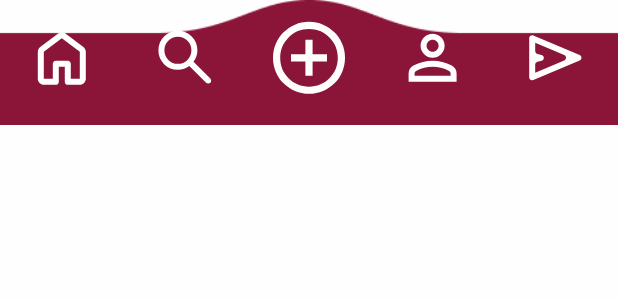
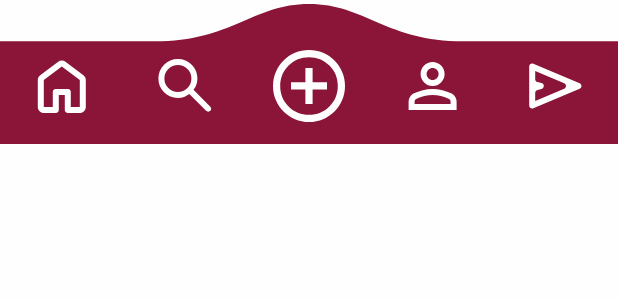
Before and after one commit to 3mty-team/descolar-front, a Flutter app: what mainNavBar() shows on an empty page, opened directly, on a phone screen of 412 x 824 dp. Shown: the top 300 px of the screen. Run offline on Flutter 3.47's test engine with Material 3 defaults, Android fonts, the phone set to English and light mode, and no system bars; our stand-ins replace dartz, dio, flutter_riverpod, flutter_svg, shared_preferences; missing offline and left inert: data_connection_checker_tv; accounts and stored records are empty.

Commit message:
Partially fixed the navbar

```diff
--- a/lib/core/components/navigation_bar.dart
+++ b/lib/core/components/navigation_bar.dart
@@ -6,17 +6,20 @@ class DescolarNavigationBar {
     return child;
   }
 
-  static Container mainNavBar(BuildContext context) {
-    return Container(
-      decoration: const BoxDecoration(
-        image: DecorationImage(image: AppAssets.backgroundNav, fit: BoxFit.fill),
-      ),
+  static Stack mainNavBar(BuildContext context) {
+    return Stack(
+      alignment: const Alignment(0, 1.5),
+      children: [
+        AppAssets.backgroundNav,
+        Theme(
+          data: ThemeData(splashColor: Colors.transparent),
           child: BottomNavigationBar(
             type: BottomNavigationBarType.fixed,
             showSelectedLabels: false,
             showUnselectedLabels: false,
-        backgroundColor: Colors.transparent.withOpacity(0),
+            backgroundColor: Colors.transparent,
             elevation: 0,
+            iconSize: 24,
             items: <BottomNavigationBarItem>[
               BottomNavigationBarItem(
                 icon: AppAssets.homeIcon,
@@ -59,6 +62,8 @@ class DescolarNavigationBar {
               }
             },
           ),
+        ),
+      ],
     );
   }
 }
--- a/lib/core/resources/app_assets.dart
+++ b/lib/core/resources/app_assets.dart
@@ -12,5 +12,5 @@ class AppAssets {
   static final newPostIcon = SvgPicture.asset('$iconPath/new_post_icon.svg');
   static final profilIcon = SvgPicture.asset('$iconPath/profil_icon.svg');
   static final searchIcon = SvgPicture.asset('$iconPath/search_icon.svg');
-  static const backgroundNav = AssetImage('$imgPath/BG.png');
+  static final backgroundNav = SvgPicture.asset('$imgPath/backgroundNavBar.svg');
 }
```
Also changed, not shown: assets/images/BG.png (deleted), assets/images/backgroundNavBar.svg (added). Lines whose indentation alone changed are shown as unchanged.
